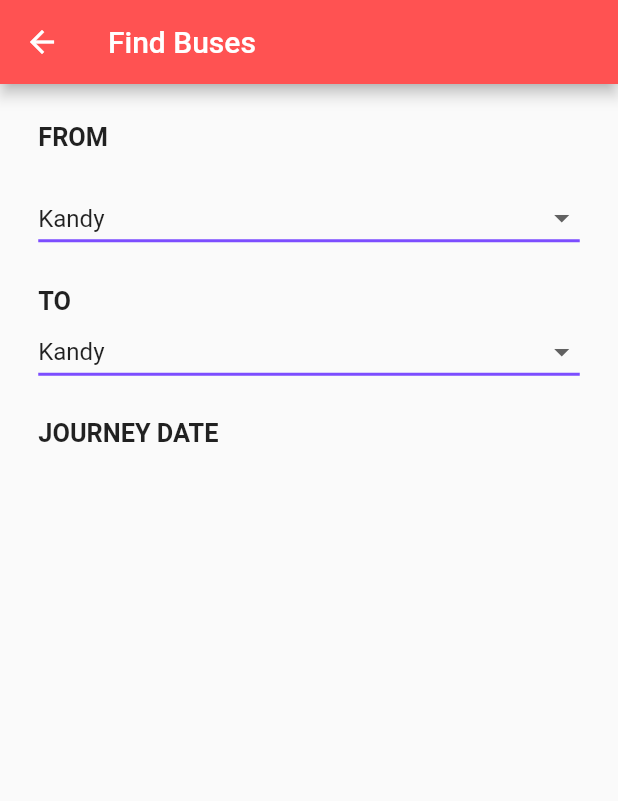
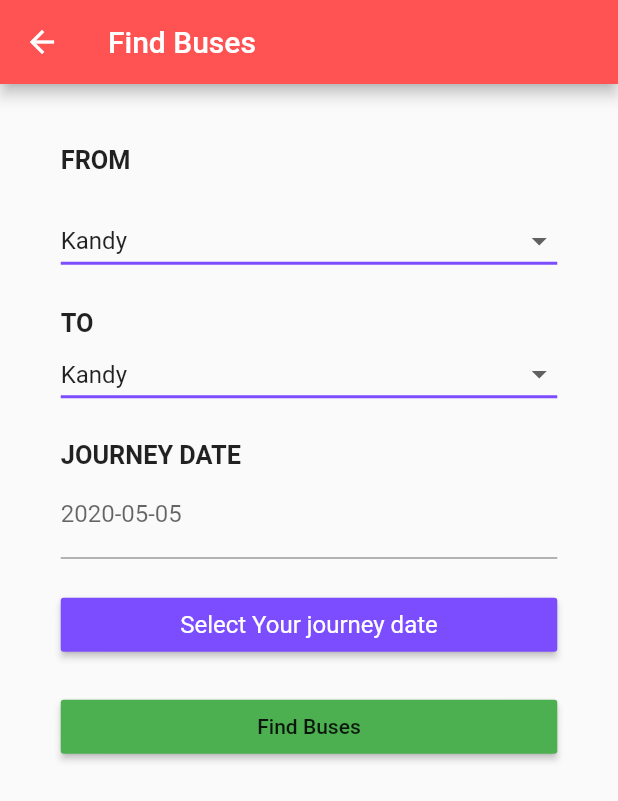
Before and after one commit to NipuniKodithuwakku/online-seat-booking-app, a Flutter app: the FindBuses screen opened directly, on a phone screen of 412 x 824 dp. Shown: the top 801 px of the screen. Run offline on Flutter 3.47's test engine with Material 2 defaults, Android fonts, the phone set to English and light mode, and no system bars.

Commit message:
add date picker

```diff
--- a/lib/ui/findBuses.dart
+++ b/lib/ui/findBuses.dart
@@ -1,4 +1,5 @@
 import 'package:flutter/material.dart';
+import 'dart:async';
 
 class FindBuses extends StatefulWidget {
   createState() {
@@ -8,6 +9,22 @@ class FindBuses extends StatefulWidget {
 
 class FindBusesState extends State<FindBuses> {
   String dropDownValue = 'Kandy';
+  //add date picker
+  DateTime selectedDate = DateTime.now();
+
+  Future<Null> _selectDate(BuildContext context) async {
+    final DateTime picked = await showDatePicker(
+        context: context,
+        initialDate: selectedDate,
+        firstDate: DateTime(2020, 5),
+        lastDate: DateTime(2021));
+
+    if (picked != null && picked != selectedDate)
+      setState(() {
+        selectedDate = picked;
+      });
+  }
+
   Widget build(context) {
     return Scaffold(
       appBar: AppBar(
@@ -17,7 +34,7 @@ class FindBusesState extends State<FindBuses> {
         backgroundColor: Colors.redAccent,
       ),
       body: Container(
-        margin: EdgeInsets.all(25.5),
+        margin: EdgeInsets.all(40.5),
         child: ListView(
           children: <Widget>[
             Text(
@@ -100,6 +117,35 @@ class FindBusesState extends State<FindBuses> {
                 fontSize: 16.9,
               ),
             ),
+            TextField(
+              decoration: InputDecoration(
+                labelText: "${selectedDate.toLocal()}".split(' ')[0],
+              ),
+              // Text("${selectedDate.toLocal()}".split(' ')[0]),
+            ),
+            SizedBox(
+              height: 20.0,
+            ),
+            RaisedButton(
+              onPressed: () => _selectDate(context),
+              child: Text(
+                "Select Your journey date",
+                style: TextStyle(
+                  color: Colors.white,
+                  fontSize: 16.0,
+                  fontWeight: FontWeight.w400,
+                ),
+              ),
+              color: Colors.deepPurpleAccent,
+            ),
+            Padding(
+              padding: EdgeInsets.all(10.0),
+            ),
+            RaisedButton(
+              onPressed: () => debugPrint('clicked'),
+              color: Colors.green,
+              child: Text('Find Buses'),
+            ),
           ],
         ),
       ),
```
Also changed, not shown: lib/ui/availableList.dart (added).
